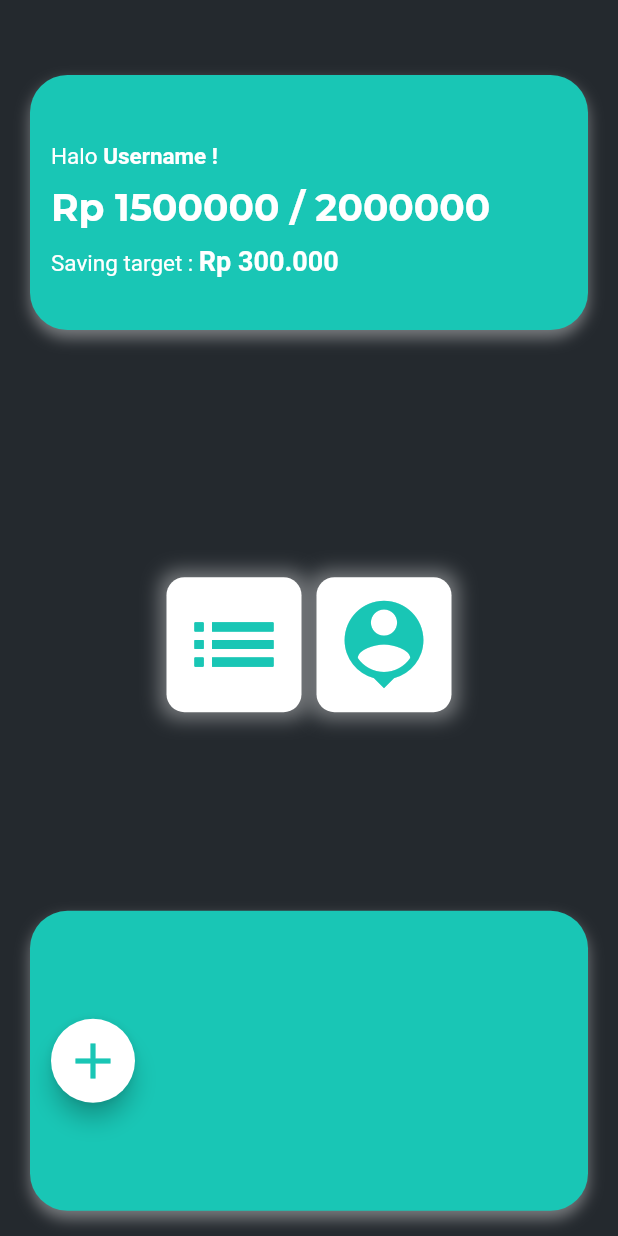
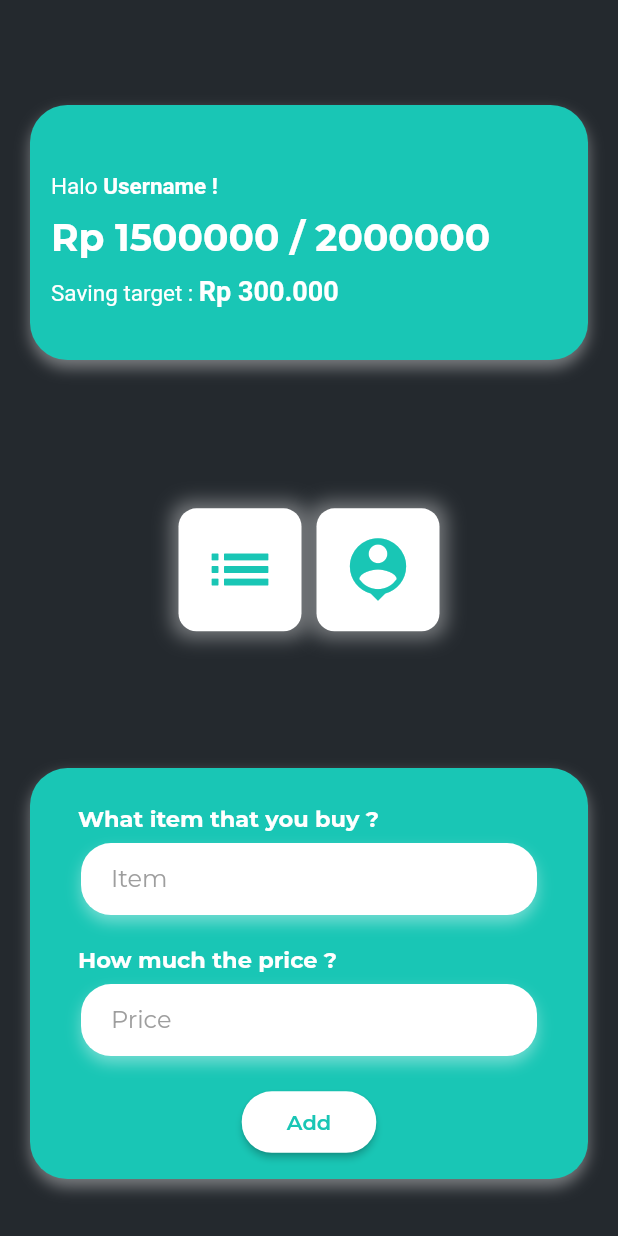
Before and after one commit to evanezent/danaku, a Flutter app: the Dashboard screen opened directly, on a phone screen of 412 x 824 dp. Run offline on Flutter 3.47's test engine with Material 2 defaults, Android fonts, the phone set to English and light mode, and no system bars; project files that could hold a hidden picture were left out.

Commit message:
dashboard design

```diff
--- a/lib/ui/pages/dashboard_page.dart
+++ b/lib/ui/pages/dashboard_page.dart
@@ -9,8 +9,8 @@ class Dashboard extends StatefulWidget {
 
 class _DashboardState extends State<Dashboard> {
   final _formKey = GlobalKey<FormState>();
-  TextEditingController textIncome = new TextEditingController();
-  TextEditingController textSaving = new TextEditingController();
+  TextEditingController textItem = new TextEditingController();
+  TextEditingController textPrice = new TextEditingController();
 
   @override
   Widget build(BuildContext context) {
@@ -20,14 +20,15 @@ class _DashboardState extends State<Dashboard> {
       body: Container(
         child: Column(
           children: [
+            SizedBox(height: 20),
             DashboardHeader(),
-            SizedBox(height: size.height * 0.2),
+            SizedBox(height: size.height * 0.12),
             Container(
               child: Row(
                 mainAxisAlignment: MainAxisAlignment.center,
                 children: [
                   Container(
-                    padding: EdgeInsets.all(10),
+                    padding: EdgeInsets.all(16),
                     decoration: BoxDecoration(
                         color: Colors.white,
                         borderRadius: BorderRadius.circular(12),
@@ -37,13 +38,13 @@ class _DashboardState extends State<Dashboard> {
                       child: Icon(
                         Icons.list_sharp,
                         color: colorSecondary,
-                        size: 70,
+                        size: 50,
                       ),
                     ),
                   ),
                   SizedBox(width: 10),
                   Container(
-                    padding: EdgeInsets.all(10),
+                    padding: EdgeInsets.all(16),
                     decoration: BoxDecoration(
                         color: Colors.white,
                         borderRadius: BorderRadius.circular(12),
@@ -53,42 +54,138 @@ class _DashboardState extends State<Dashboard> {
                       child: Icon(
                         Icons.person_pin,
                         color: colorSecondary,
-                        size: 70,
+                        size: 50,
                       ),
                     ),
                   )
                 ],
               ),
             ),
-            SizedBox(height: size.height*0.1),
+            SizedBox(height: size.height * 0.05),
             Container(
               margin: EdgeInsets.only(top: 50, left: 20, right: 20),
               padding: EdgeInsets.all(14),
               width: size.width,
-              height: 200,
+              // height: 200,
               decoration: BoxDecoration(
                   color: colorSecondary,
                   borderRadius: BorderRadius.circular(25),
                   boxShadow: darkShadow),
-              child: Row(
-                children: [
-                  Container(
               child: Form(
                 child: Column(
-                        children: [Container()],
+                  crossAxisAlignment: CrossAxisAlignment.start,
+                  children: [
+                    SizedBox(height: 10),
+                    Padding(
+                      padding: const EdgeInsets.only(left: 18),
+                      child: Text(
+                        "What item that you buy ?",
+                        style: TextStyle(
+                            color: Colors.white,
+                            fontWeight: FontWeight.bold,
+                            fontSize: 15),
                       ),
                     ),
+                    SizedBox(height: 8),
+                    Container(
+                      margin: EdgeInsets.symmetric(horizontal: 20),
+                      decoration: BoxDecoration(
+                          color: Colors.white,
+                          boxShadow: darkShadow,
+                          borderRadius: BorderRadius.circular(20)),
+                      child: TextFormField(
+                        controller: textItem,
+                        keyboardType: TextInputType.text,
+                        validator: (value) {
+                          if (value.isEmpty) {
+                            return 'Field empty !';
+                          } else if (value.length < 3) {
+                            return 'Field should be more than 3 charater';
+                          } else if (value.length >= 15) {
+                            return 'Field should be less than 15 charater';
+                          } else {
+                            return null;
+                          }
+                        },
+                        decoration: InputDecoration(
+                            contentPadding: EdgeInsets.symmetric(
+                                horizontal: 20, vertical: 5),
+                            hintText: "Item",
+                            labelText: "Item",
+                            hintStyle: TextStyle(
+                              color: Colors.grey,
                             ),
-                  FloatingActionButton(
+                            labelStyle: TextStyle(
+                              color: Colors.grey,
+                            ),
+                            enabledBorder: InputBorder.none,
+                            focusedBorder: InputBorder.none),
+                      ),
+                    ),
+                    SizedBox(height: 20),
+                    Padding(
+                      padding: const EdgeInsets.only(left: 18),
+                      child: Text(
+                        "How much the price ?",
+                        style: TextStyle(
+                            color: Colors.white,
+                            fontWeight: FontWeight.bold,
+                            fontSize: 15),
+                      ),
+                    ),
+                    SizedBox(height: 8),
+                    Container(
+                      margin: EdgeInsets.symmetric(horizontal: 20),
+                      decoration: BoxDecoration(
+                          color: Colors.white,
+                          boxShadow: darkShadow,
+                          borderRadius: BorderRadius.circular(20)),
+                      child: TextFormField(
+                        controller: textPrice,
+                        keyboardType: TextInputType.number,
+                        validator: (value) {
+                          if (value.isEmpty) {
+                            return 'Field empty !';
+                          } else if (int.parse(value) <= 0) {
+                            return 'Value cannot be zero';
+                          } else {
+                            return null;
+                          }
+                        },
+                        decoration: InputDecoration(
+                            contentPadding: EdgeInsets.symmetric(
+                              horizontal: 20,
+                            ),
+                            hintText: "Price",
+                            labelText: "Price",
+                            hintStyle: TextStyle(
+                              color: Colors.grey,
+                            ),
+                            labelStyle: TextStyle(
+                              color: Colors.grey,
+                            ),
+                            enabledBorder: InputBorder.none,
+                            focusedBorder: InputBorder.none),
+                      ),
+                    ),
+                    SizedBox(height: 20),
+                    Center(
+                      child: RaisedButton(
+                        padding: EdgeInsets.symmetric(vertical: 12, horizontal: 30),
+                        shape: RoundedRectangleBorder(
+                            borderRadius: BorderRadius.circular(20)),
+                        color: Colors.white,
                         onPressed: () {},
-                    child: Icon(
-                      Icons.add,
+                        child: Text(
+                          "Add",
+                          style: TextStyle(
                               color: colorSecondary,
-                      size: 40,
+                              fontWeight: FontWeight.w600),
                         ),
-                    backgroundColor: Colors.white,
+                      ),
                     )
                   ],
+                ),
               ),
             ),
           ],
```
Lines whose indentation alone changed are shown as unchanged.
